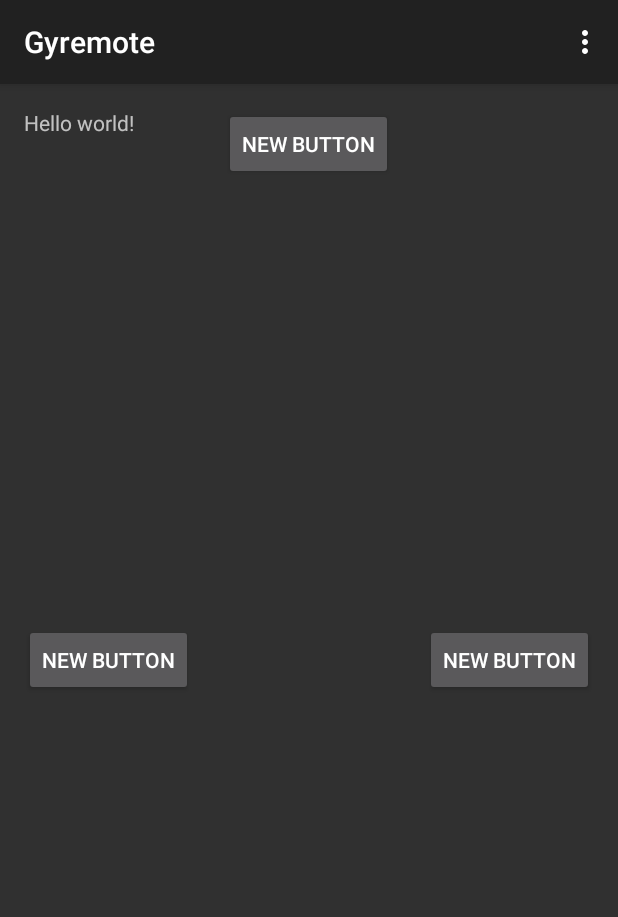
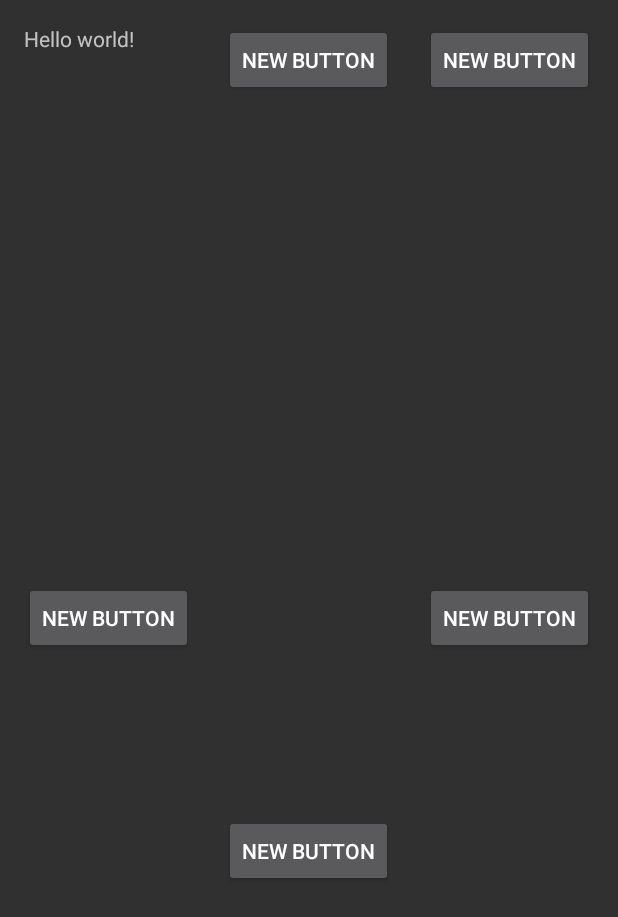
Before and after one commit to Ian-Stewart-Binks/CSC372, an Android app: the screen it shows after launch (MainActivity), after a tap on "NEW BUTTON", on a phone screen of 412 x 824 dp. Shown: the top 917 px of the screen. Run offline under Robolectric (Android 15) with nearby library versions, the light colour scheme and no system bars; 4 statements that could not run were skipped.

Commit message:
Android: Brake ane forward implemented.

```diff
--- a/android/Gyremote/src/main/java/com/ian/gyremote/gyremote/MainActivity.java
+++ b/android/Gyremote/src/main/java/com/ian/gyremote/gyremote/MainActivity.java
@@ -1,19 +1,108 @@
 package com.ian.gyremote.gyremote;
 
+import android.bluetooth.BluetoothAdapter;
+import android.bluetooth.BluetoothSocket;
+import android.os.Build;
 import android.support.v7.app.ActionBarActivity;
 import android.os.Bundle;
+import android.util.Log;
 import android.view.Menu;
 import android.view.MenuItem;
 
+import java.io.IOException;
+import java.io.OutputStream;
+import java.lang.reflect.Method;
+import java.util.ArrayList;
+import java.util.List;
+import java.util.Set;
+import java.util.UUID;
 
-public class MainActivity extends ActionBarActivity {
+import android.os.Bundle;
+import android.app.Activity;
+import android.bluetooth.BluetoothAdapter;
+import android.bluetooth.BluetoothDevice;
+import android.content.Intent;
+import android.view.Menu;
+import android.view.View;
+import android.widget.ArrayAdapter;
+import android.widget.Button;
+import android.widget.ListAdapter;
+import android.widget.ListView;
+import android.widget.Toast;
+
+public class MainActivity extends Activity {
+
+    private Button On,Off,Visible,list;
+    private Set<BluetoothDevice> pairedDevices;
+    private ListView lv;
+    private static final String TAG = "bluetooth";
+
+
+    private BluetoothAdapter btAdapter = null;
+    private BluetoothSocket btSocket = null;
+    private OutputStream outStream = null;
+
+    private static final UUID MY_UUID = UUID.fromString("00001101-0000-1000-8000-00805F9B34FB");
+
+    private static String address;
 
     @Override
     protected void onCreate(Bundle savedInstanceState) {
         super.onCreate(savedInstanceState);
         setContentView(R.layout.activity_main);
+
+        On = (Button)findViewById(R.id.button1);
+        Off = (Button)findViewById(R.id.button2);
+        Visible = (Button)findViewById(R.id.button3);
+        list = (Button)findViewById(R.id.button4);
+        lv = (ListView)findViewById(R.id.listView);
+
+        btAdapter = BluetoothAdapter.getDefaultAdapter();
     }
 
+    public void on(View view){
+        if (!btAdapter.isEnabled()) {
+            Intent turnOn = new Intent(BluetoothAdapter.ACTION_REQUEST_ENABLE);
+            startActivityForResult(turnOn, 0);
+            Toast.makeText(getApplicationContext(),"Turned on", Toast.LENGTH_LONG).show();
+        }
+        else{
+            Toast.makeText(getApplicationContext(),"Already on", Toast.LENGTH_LONG).show();
+        }
+    }
+
+    public void list(View view){
+        pairedDevices = btAdapter.getBondedDevices();
+
+        ArrayList list = new ArrayList();
+        for(BluetoothDevice dev : pairedDevices) {
+            list.add(dev.getName());
+            address = dev.getAddress();
+        }
+
+        Toast.makeText(getApplicationContext(),"Showing Paired Devices",
+                Toast.LENGTH_SHORT).show();
+
+        final ArrayAdapter adapter = new ArrayAdapter
+                (this,android.R.layout.simple_list_item_1, list);
+
+        lv.setAdapter(adapter);
+
+    }
+
+    public void off(View view){
+        btAdapter.disable();
+        Toast.makeText(getApplicationContext(),"Turned off" ,
+                Toast.LENGTH_LONG).show();
+    }
+
+    public void goForward(View view){
+        sendData("g");
+    }
+
+    public void brake(View view){
+        sendData("r");
+    }
 
     @Override
     public boolean onCreateOptionsMenu(Menu menu) {
@@ -23,21 +112,77 @@ public class MainActivity extends ActionBarActivity {
     }
 
     @Override
-    public boolean onOptionsItemSelected(MenuItem item) {
-        // Handle action bar item clicks here. The action bar will
-        // automatically handle clicks on the Home/Up button, so long
-        // as you specify a parent activity in AndroidManifest.xml.
-        int id = item.getItemId();
-        if (id == R.id.action_settings) {
-            return true;
+    public void onResume() {
+        super.onResume();
+        BluetoothDevice device = btAdapter.getRemoteDevice(address);
+
+        try {
+            btSocket = createBluetoothSocket(device);
+        } catch (IOException e) {
+            e.printStackTrace();
         }
-        return super.onOptionsItemSelected(item);
+
+        btAdapter.cancelDiscovery();
+
+        try {
+            btSocket.connect();
+        } catch (IOException e) {
+            try {
+                btSocket.close();
+            } catch (IOException e2) {
+                e2.printStackTrace();
+            }
+        }
+
+        try {
+            outStream = btSocket.getOutputStream();
+        } catch (IOException e) {
+            e.printStackTrace();
+        }
     }
 
-    /**
-     * Turns on an LED.
-     */
-    public void turnLEDOn() {
+    private BluetoothSocket createBluetoothSocket(BluetoothDevice device) throws IOException {
+        if(Build.VERSION.SDK_INT >= 10){
+            try {
+                final Method  m = device.getClass().getMethod("createInsecureRfcommSocketToServiceRecord", new Class[] { UUID.class });
+                return (BluetoothSocket) m.invoke(device, MY_UUID);
+            } catch (Exception e) {
+                e.printStackTrace();
+            }
+        }
+        return  device.createRfcommSocketToServiceRecord(MY_UUID);
+    }
 
+    @Override
+    public void onPause() {
+        super.onPause();
+
+        if (outStream != null) {
+            try {
+                outStream.flush();
+            } catch (IOException e) {
+                Toast.makeText(this, "Error in outStream.flush()", Toast.LENGTH_LONG).show();
+                e.printStackTrace();
+            }
+        }
+
+        try     {
+            btSocket.close();
+        } catch (IOException e2) {
+            e2.printStackTrace();
+        }
     }
+
+    private void sendData(String message) {
+        byte[] msgBuffer = message.getBytes();
+
+        Log.d(TAG, address + "" + message);
+
+        try {
+            outStream.write(msgBuffer);
+        } catch (IOException e) {
+            e.printStackTrace();
+        }
+    }
+
 }
--- a/android/Gyremote/src/main/res/layout/activity_main.xml
+++ b/android/Gyremote/src/main/res/layout/activity_main.xml
@@ -16,13 +16,29 @@
             android:layout_width="wrap_content"
             android:layout_height="wrap_content"
             android:text="New Button"
-            android:id="@+id/button" android:layout_alignTop="@+id/textView3" android:layout_centerHorizontal="true"
-            />
+            android:id="@+id/button1" android:layout_alignTop="@+id/textView3" android:layout_centerHorizontal="true"
+            android:onClick="on"/>
     <Button android:layout_width="wrap_content" android:layout_height="wrap_content" android:text="New Button"
             android:id="@+id/button2"
-            android:layout_centerVertical="true" android:layout_alignParentLeft="true"/>
+            android:layout_centerVertical="true" android:layout_alignParentLeft="true"
+            android:onClick="goForward"/>
     <Button android:layout_width="wrap_content" android:layout_height="wrap_content" android:text="New Button"
             android:id="@+id/button3" android:layout_centerVertical="true" android:layout_alignParentRight="true"
-            android:onClick="turnLEDOn"/>
+            android:onClick="off"/>
+    <Button android:layout_width="wrap_content" android:layout_height="wrap_content" android:text="New Button"
+            android:id="@+id/button4" android:layout_centerVertical="false" android:layout_alignParentRight="true"
+            android:onClick="list"/>
+    <ListView
+            android:layout_width="wrap_content"
+            android:layout_height="wrap_content"
+            android:id="@+id/listView" android:layout_alignParentBottom="true" android:layout_alignParentLeft="true"
+            android:layout_alignParentStart="true"/>
+    <Button
+            android:layout_width="wrap_content"
+            android:layout_height="wrap_content"
+            android:text="New Button"
+            android:id="@+id/button5" android:layout_below="@+id/button2" android:layout_alignRight="@+id/button1"
+            android:layout_alignEnd="@+id/button4" android:layout_marginTop="107dp"
+            android:onClick="brake"/>
 
 </RelativeLayout>
```
